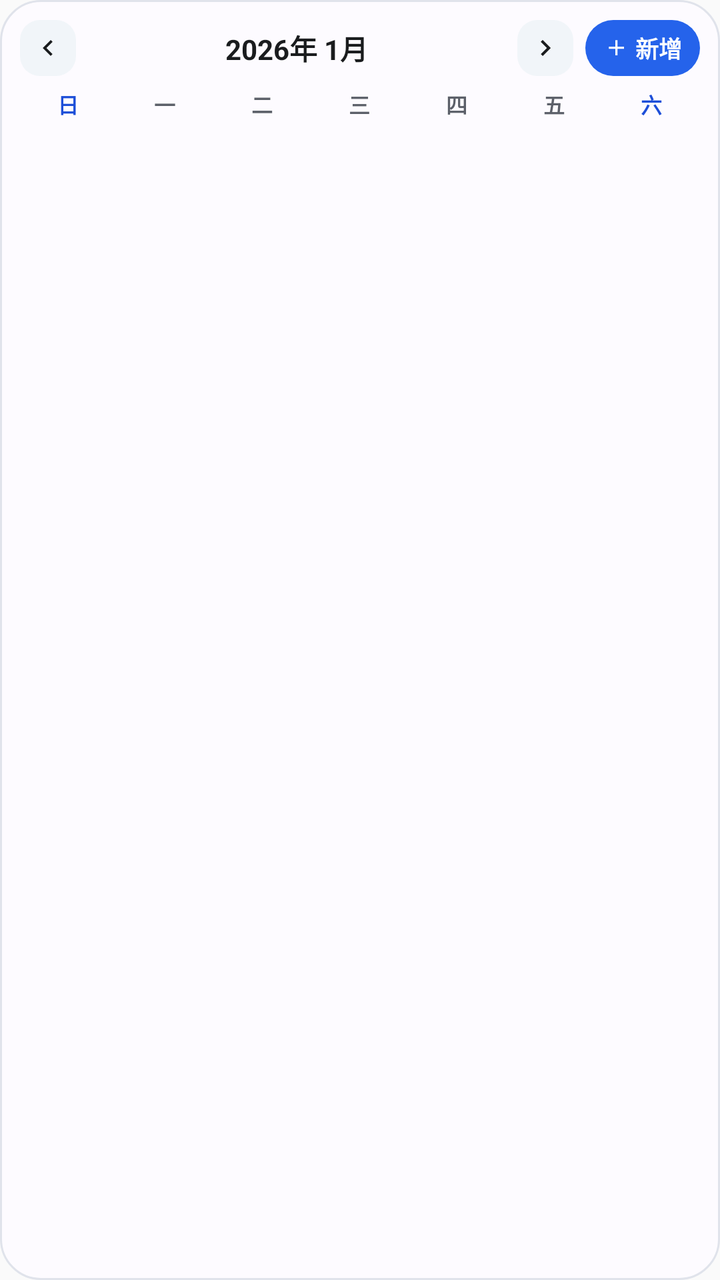
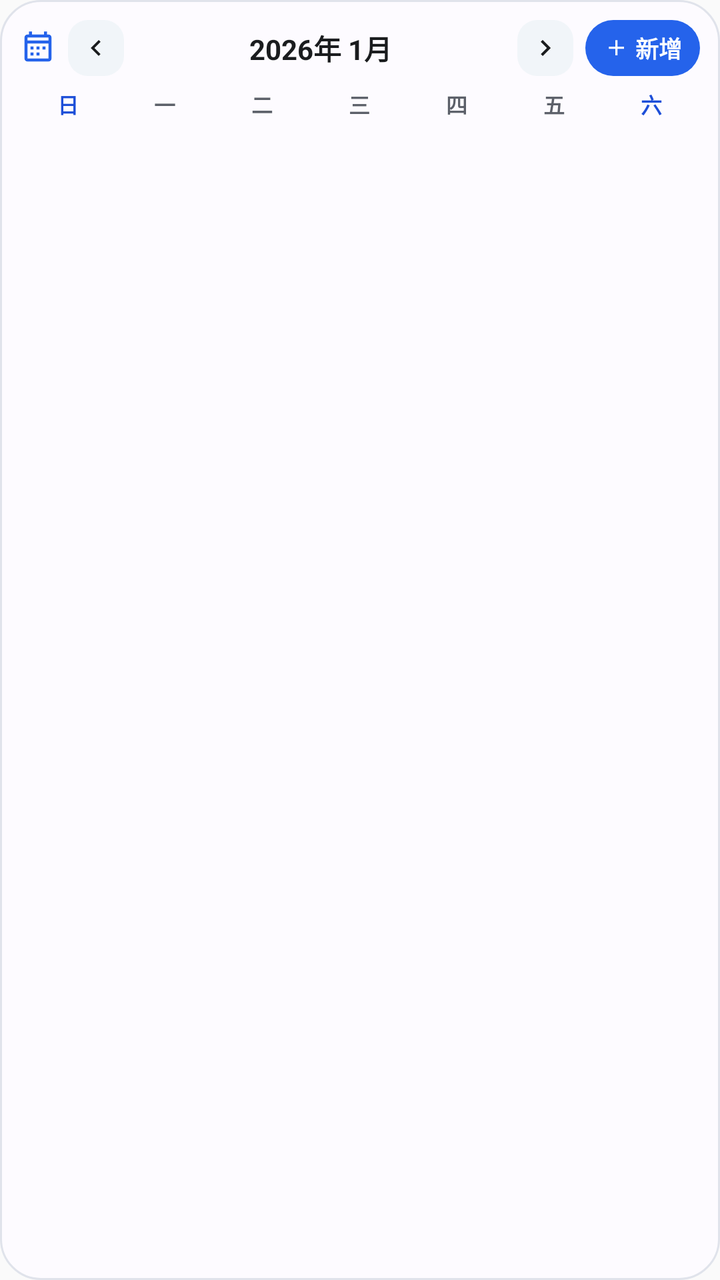

Before-and-after screenshots of an Android layout around one commit, followed by the original layout XML and the change that was made.
<!-- AndroidManifest.xml: application theme Theme.Notepad -->
<!-- res/layout/widget_calendar.xml -->
<?xml version="1.0" encoding="utf-8"?>
<LinearLayout xmlns:android="http://schemas.android.com/apk/res/android"
    android:id="@+id/widget_cal_root"
    android:layout_width="match_parent"
    android:layout_height="match_parent"
    android:background="@drawable/widget_bg"
    android:orientation="vertical"
    android:padding="10dp">

    
    <LinearLayout
        android:layout_width="match_parent"
        android:layout_height="wrap_content"
        android:gravity="center_vertical"
        android:orientation="horizontal"
        android:paddingBottom="6dp">

        <LinearLayout
            android:id="@+id/widget_cal_prev_button"
            android:layout_width="28dp"
            android:layout_height="28dp"
            android:background="@drawable/widget_cal_nav_bg"
            android:gravity="center"
            android:orientation="horizontal">

            <ImageView
                android:layout_width="16dp"
                android:layout_height="16dp"
                android:contentDescription="上一個月"
                android:src="@drawable/ic_widget_chevron_left" />
        </LinearLayout>

        <TextView
            android:id="@+id/widget_cal_month_title"
            android:layout_width="0dp"
            android:layout_height="wrap_content"
            android:layout_marginHorizontal="6dp"
            android:layout_weight="1"
            android:ellipsize="end"
            android:gravity="center"
            android:maxLines="1"
            android:text="2026年 1月"
            android:textColor="@color/widget_text_primary"
            android:textSize="14sp"
            android:textStyle="bold" />

        <LinearLayout
            android:id="@+id/widget_cal_next_button"
            android:layout_width="28dp"
            android:layout_height="28dp"
            android:layout_marginEnd="6dp"
            android:background="@drawable/widget_cal_nav_bg"
            android:gravity="center"
            android:orientation="horizontal">

            <ImageView
                android:layout_width="16dp"
                android:layout_height="16dp"
                android:contentDescription="下一個月"
                android:src="@drawable/ic_widget_chevron_right" />
        </LinearLayout>

        <LinearLayout
            android:id="@+id/widget_cal_add_button"
            android:layout_width="wrap_content"
            android:layout_height="28dp"
            android:background="@drawable/widget_button_bg"
            android:gravity="center"
            android:orientation="horizontal"
            android:paddingHorizontal="9dp">

            <ImageView
                android:layout_width="13dp"
                android:layout_height="13dp"
                android:contentDescription="快速建立記事或待辦"
                android:src="@drawable/ic_widget_add" />

            <TextView
                android:layout_width="wrap_content"
                android:layout_height="wrap_content"
                android:layout_marginStart="3dp"
                android:text="新增"
                android:textColor="@color/widget_on_accent"
                android:textSize="11.5sp"
                android:textStyle="bold" />
        </LinearLayout>
    </LinearLayout>

    
    <LinearLayout
        android:layout_width="match_parent"
        android:layout_height="wrap_content"
        android:orientation="horizontal"
        android:paddingBottom="4dp"
        android:weightSum="7">

        <TextView
            android:layout_width="0dp"
            android:layout_height="wrap_content"
            android:layout_weight="1"
            android:gravity="center"
            android:text="日"
            android:textColor="@color/widget_cal_today_text"
            android:textSize="10.5sp"
            android:textStyle="bold" />

        <TextView
            android:layout_width="0dp"
            android:layout_height="wrap_content"
            android:layout_weight="1"
            android:gravity="center"
            android:text="一"
            android:textColor="@color/widget_text_secondary"
            android:textSize="10.5sp"
            android:textStyle="bold" />

        <TextView
            android:layout_width="0dp"
            android:layout_height="wrap_content"
            android:layout_weight="1"
            android:gravity="center"
            android:text="二"
            android:textColor="@color/widget_text_secondary"
            android:textSize="10.5sp"
            android:textStyle="bold" />

        <TextView
            android:layout_width="0dp"
            android:layout_height="wrap_content"
            android:layout_weight="1"
            android:gravity="center"
            android:text="三"
            android:textColor="@color/widget_text_secondary"
            android:textSize="10.5sp"
            android:textStyle="bold" />

        <TextView
            android:layout_width="0dp"
            android:layout_height="wrap_content"
            android:layout_weight="1"
            android:gravity="center"
            android:text="四"
            android:textColor="@color/widget_text_secondary"
            android:textSize="10.5sp"
            android:textStyle="bold" />

        <TextView
            android:layout_width="0dp"
            android:layout_height="wrap_content"
            android:layout_weight="1"
            android:gravity="center"
            android:text="五"
            android:textColor="@color/widget_text_secondary"
            android:textSize="10.5sp"
            android:textStyle="bold" />

        <TextView
            android:layout_width="0dp"
            android:layout_height="wrap_content"
            android:layout_weight="1"
            android:gravity="center"
            android:text="六"
            android:textColor="@color/widget_cal_today_text"
            android:textSize="10.5sp"
            android:textStyle="bold" />
    </LinearLayout>

    
    <LinearLayout
        android:id="@+id/widget_cal_week_0"
        android:layout_width="match_parent"
        android:layout_height="0dp"
        android:layout_weight="1"
        android:orientation="horizontal"
        android:weightSum="7" />

    <LinearLayout
        android:id="@+id/widget_cal_week_1"
        android:layout_width="match_parent"
        android:layout_height="0dp"
        android:layout_weight="1"
        android:orientation="horizontal"
        android:weightSum="7" />

    <LinearLayout
        android:id="@+id/widget_cal_week_2"
        android:layout_width="match_parent"
        android:layout_height="0dp"
        android:layout_weight="1"
        android:orientation="horizontal"
        android:weightSum="7" />

    <LinearLayout
        android:id="@+id/widget_cal_week_3"
        android:layout_width="match_parent"
        android:layout_height="0dp"
        android:layout_weight="1"
        android:orientation="horizontal"
        android:weightSum="7" />

    <LinearLayout
        android:id="@+id/widget_cal_week_4"
        android:layout_width="match_parent"
        android:layout_height="0dp"
        android:layout_weight="1"
        android:orientation="horizontal"
        android:weightSum="7" />

    <LinearLayout
        android:id="@+id/widget_cal_week_5"
        android:layout_width="match_parent"
        android:layout_height="0dp"
        android:layout_weight="1"
        android:orientation="horizontal"
        android:weightSum="7" />
</LinearLayout>
<!-- resources referenced by this layout -->
<resources>
  <color name="widget_cal_today_text">#FF1D4ED8</color>
  <color name="widget_on_accent">#FFFFFFFF</color>
  <color name="widget_text_primary">#FF1A1C1E</color>
  <color name="widget_text_secondary">#FF5C6069</color>
  <!-- drawable ic_widget_add (drawable) -->
  <?xml version="1.0" encoding="utf-8"?>
  <vector xmlns:android="http://schemas.android.com/apk/res/android"
      android:width="18dp"
      android:height="18dp"
      android:viewportWidth="24"
      android:viewportHeight="24">
      <path
          android:fillColor="#FFFFFFFF"
          android:pathData="M19,13h-6v6h-2v-6H5v-2h6V5h2v6h6v2z" />
  </vector>
  <!-- drawable ic_widget_chevron_left (drawable) -->
  <?xml version="1.0" encoding="utf-8"?>
  <vector xmlns:android="http://schemas.android.com/apk/res/android"
      android:width="18dp"
      android:height="18dp"
      android:viewportWidth="24"
      android:viewportHeight="24">
      <path
          android:fillColor="@color/widget_text_primary"
          android:pathData="M15.41,7.41L14,6l-6,6 6,6 1.41,-1.41L10.83,12z" />
  </vector>
  <!-- drawable ic_widget_chevron_right (drawable) -->
  <?xml version="1.0" encoding="utf-8"?>
  <vector xmlns:android="http://schemas.android.com/apk/res/android"
      android:width="18dp"
      android:height="18dp"
      android:viewportWidth="24"
      android:viewportHeight="24">
      <path
          android:fillColor="@color/widget_text_primary"
          android:pathData="M10,6L8.59,7.41 13.17,12l-4.58,4.59L10,18l6,-6z" />
  </vector>
  <!-- drawable widget_bg (drawable) -->
  <?xml version="1.0" encoding="utf-8"?>
  <shape xmlns:android="http://schemas.android.com/apk/res/android"
      android:shape="rectangle">
      <solid android:color="@color/widget_surface" />
      <corners android:radius="20dp" />
      <stroke
          android:width="1dp"
          android:color="@color/widget_surface_border" />
  </shape>
  <!-- drawable widget_button_bg (drawable) -->
  <?xml version="1.0" encoding="utf-8"?>
  <shape xmlns:android="http://schemas.android.com/apk/res/android"
      android:shape="rectangle">
      <solid android:color="@color/widget_accent" />
      <corners android:radius="16dp" />
  </shape>
  <!-- drawable widget_cal_nav_bg (drawable) -->
  <?xml version="1.0" encoding="utf-8"?>
  <shape xmlns:android="http://schemas.android.com/apk/res/android"
      android:shape="rectangle">
      <solid android:color="@color/widget_cal_nav_bg" />
      <corners android:radius="10dp" />
  </shape>
  <style name="Theme.Notepad" parent="android:Theme.Material.Light.NoActionBar" />
  <color name="widget_surface">#FFFDFBFF</color>
  <color name="widget_surface_border">#FFE0E3EB</color>
  <color name="widget_accent">#FF2563EB</color>
  <color name="widget_cal_nav_bg">#FFF1F5F9</color>
</resources>

<!-- the commit's change to res/layout/widget_calendar.xml (unified diff, before → after) -->
@@ -14,6 +14,13 @@
         android:gravity="center_vertical"
         android:orientation="horizontal"
         android:paddingBottom="6dp">
+
+        <ImageView
+            android:layout_width="18dp"
+            android:layout_height="18dp"
+            android:layout_marginEnd="6dp"
+            android:contentDescription="@string/widget_calendar_name"
+            android:src="@drawable/ic_widget_calendar" />
 
         <LinearLayout
             android:id="@+id/widget_cal_prev_button"
<!-- resource entries referenced after the edit -->
@@ -14,6 +14,17 @@
       <path
           android:fillColor="#FFFFFFFF"
           android:pathData="M19,13h-6v6h-2v-6H5v-2h6V5h2v6h6v2z" />
+  </vector>
+  <!-- drawable ic_widget_calendar (drawable) -->
+  <?xml version="1.0" encoding="utf-8"?>
+  <vector xmlns:android="http://schemas.android.com/apk/res/android"
+      android:width="18dp"
+      android:height="18dp"
+      android:viewportWidth="24"
+      android:viewportHeight="24">
+      <path
+          android:fillColor="@color/widget_accent"
+          android:pathData="M19,3h-1V1h-2v2H8V1H6v2H5C3.89,3 3,3.9 3,5v14c0,1.1 0.89,2 2,2h14c1.1,0 2,-0.9 2,-2V5C21,3.9 20.1,3 19,3zM19,19H5V9h14V19zM19,7H5V5h14V7zM7,11h2v2H7V11zM11,11h2v2h-2V11zM15,11h2v2h-2V11zM7,15h2v2H7V15zM11,15h2v2h-2V15z" />
   </vector>
   <!-- drawable ic_widget_chevron_left (drawable) -->
   <?xml version="1.0" encoding="utf-8"?>
@@ -61,6 +72,7 @@
       <solid android:color="@color/widget_cal_nav_bg" />
       <corners android:radius="10dp" />
   </shape>
+  <string name="widget_calendar_name">月曆桌面小工具</string>
   <style name="Theme.Notepad" parent="android:Theme.Material.Light.NoActionBar" />
   <color name="widget_surface">#FFFDFBFF</color>
   <color name="widget_surface_border">#FFE0E3EB</color>
